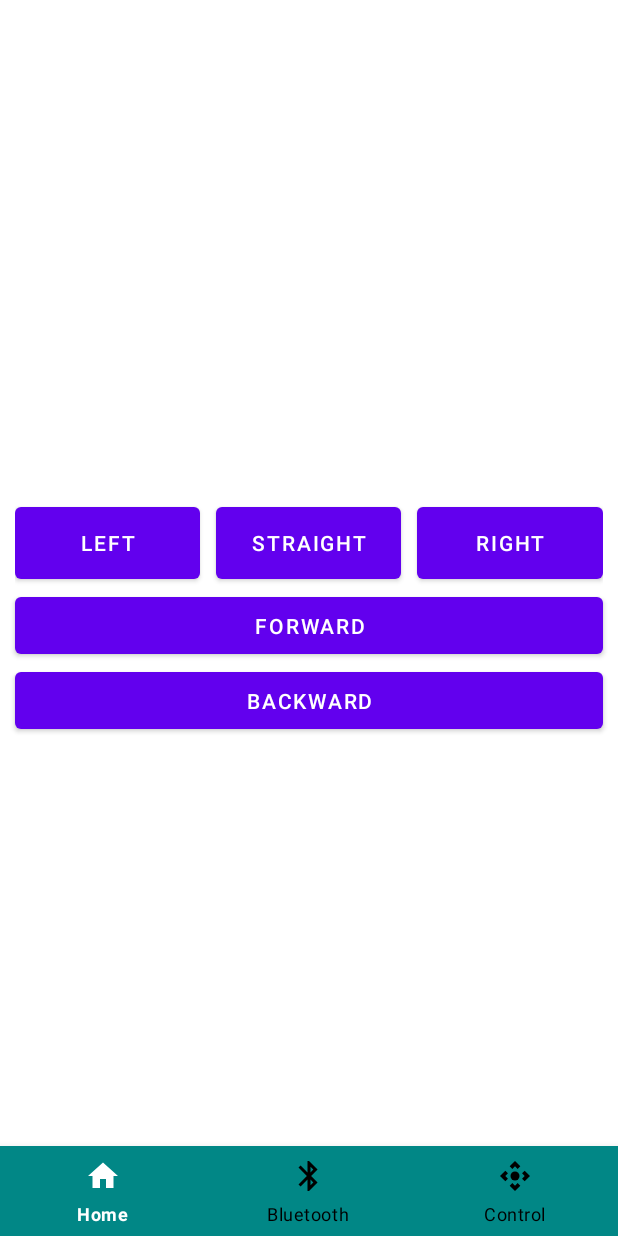
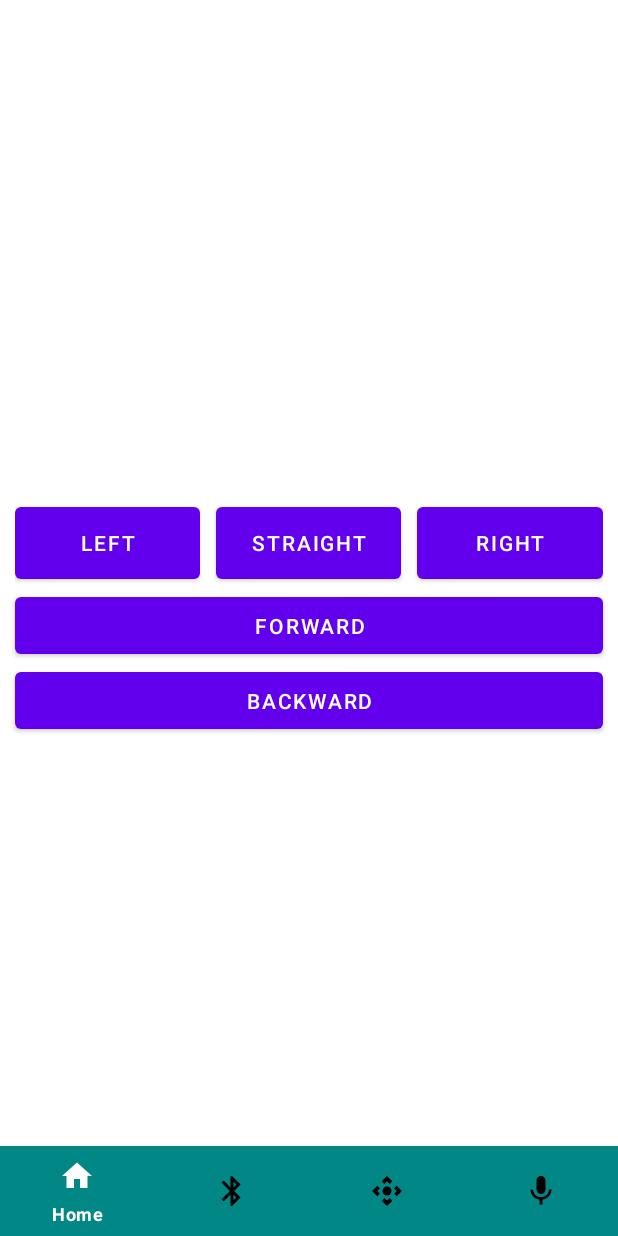
Before and after one commit to povilassl/Arduino-Controlled-RC-Car, an Android app: the layout activity_control.xml on its own in the app's theme, with its tools: preview values and no code run, on a phone screen of 412 x 824 dp. Run offline under Robolectric (Android 15) with nearby library versions, the phone set to English and light mode, and no system bars.

Commit message:
add mic control

```diff
--- a/remote/app/src/main/java/com/example/remote/Bluetooth.java
+++ b/remote/app/src/main/java/com/example/remote/Bluetooth.java
@@ -53,7 +53,7 @@
         //init and assign variable
         BottomNavigationView bottomNavigationView = findViewById(R.id.bottom_navigation);
 
-        //set dashboard selected
+        //set bluetooth selected
         bottomNavigationView.setSelectedItemId(R.id.bluetooth);
 
         //perform item selected listener
@@ -70,6 +70,10 @@
                         return true;
                     case R.id.control:
                         startActivity(new Intent(getApplicationContext(), Control.class));
+                        overridePendingTransition(0, 0);
+                        return true;
+                    case R.id.microphone:
+                        startActivity(new Intent(getApplicationContext(), Microphone.class));
                         overridePendingTransition(0, 0);
                         return true;
 
--- a/remote/app/src/main/java/com/example/remote/MainActivity.java
+++ b/remote/app/src/main/java/com/example/remote/MainActivity.java
@@ -16,7 +16,7 @@
         super.onCreate(savedInstanceState);
         setContentView(R.layout.activity_main);
 
-        //init and assing variable
+        //init and assign variable
         BottomNavigationView bottomNavigationView = findViewById(R.id.bottom_navigation);
 
         //set home selected
@@ -37,6 +37,10 @@
                         startActivity(new Intent(getApplicationContext(), Control.class));
                         overridePendingTransition(0, 0);
                         return true;
+                    case R.id.microphone:
+                        startActivity(new Intent(getApplicationContext(), Microphone.class));
+                        overridePendingTransition(0, 0);
+                        return true;
                 }
                 return false;
             }
--- /dev/null
+++ b/remote/app/src/main/res/drawable/ic_microphone.xml
@@ -0,0 +1,5 @@
+<vector android:height="24dp" android:tint="#000000"
+    android:viewportHeight="24" android:viewportWidth="24"
+    android:width="24dp" xmlns:android="http://schemas.android.com/apk/res/android">
+    <path android:fillColor="@android:color/white" android:pathData="M12,14c1.66,0 2.99,-1.34 2.99,-3L15,5c0,-1.66 -1.34,-3 -3,-3S9,3.34 9,5v6c0,1.66 1.34,3 3,3zM17.3,11c0,3 -2.54,5.1 -5.3,5.1S6.7,14 6.7,11L5,11c0,3.41 2.72,6.23 6,6.72L11,21h2v-3.28c3.28,-0.48 6,-3.3 6,-6.72h-1.7z"/>
+</vector>
--- a/remote/app/src/main/res/layout/activity_control.xml
+++ b/remote/app/src/main/res/layout/activity_control.xml
@@ -27,7 +27,7 @@
                 android:layout_height="match_parent"
                 android:layout_marginEnd="5dp"
                 android:layout_weight="1"
-                android:text="left" />
+                android:text="@string/left" />
 
             <Button
                 android:id="@+id/button_straight"
@@ -36,7 +36,7 @@
                 android:layout_marginStart="5dp"
                 android:layout_marginEnd="5dp"
                 android:layout_weight="1"
-                android:text="straight" />
+                android:text="@string/straight" />
 
             <Button
                 android:id="@+id/button_right"
@@ -44,7 +44,7 @@
                 android:layout_height="match_parent"
                 android:layout_marginStart="5dp"
                 android:layout_weight="1"
-                android:text="right" />
+                android:text="@string/right" />
         </LinearLayout>
 
         <Button
@@ -53,7 +53,7 @@
             android:layout_height="50dp"
             android:layout_marginStart="10dp"
             android:layout_marginEnd="10dp"
-            android:text="forward" />
+            android:text="@string/forward" />
 
         <Button
             android:id="@+id/button_backward"
@@ -61,7 +61,7 @@
             android:layout_height="50dp"
             android:layout_marginStart="10dp"
             android:layout_marginEnd="10dp"
-            android:text="backward" />
+            android:text="@string/backward" />
 
 
     </LinearLayout>
--- a/remote/app/src/main/res/menu/menu_navigation.xml
+++ b/remote/app/src/main/res/menu/menu_navigation.xml
@@ -3,19 +3,23 @@
 
     <item
         android:id="@+id/home"
-        android:title="Home"
+        android:title="@string/home"
         android:icon="@drawable/ic_home"/>
 
     <item
         android:id="@+id/bluetooth"
-        android:title="Bluetooth"
+        android:title="@string/bluetooth"
         android:icon="@drawable/ic_bluetooth"/>
 
     <item
         android:id="@+id/control"
-        android:title="Control"
+        android:title="@string/control"
         android:icon="@drawable/ic_control"/>
 
+    <item
+        android:id="@+id/microphone"
+        android:title="@string/microphone"
+        android:icon="@drawable/ic_microphone"/>
 
 
 </menu>
--- a/remote/app/src/main/res/values/strings.xml
+++ b/remote/app/src/main/res/values/strings.xml
@@ -3,4 +3,17 @@
     <string name="bluetooth_connect">Connect</string>
     <string name="bluetooth_disconnect">Disconnect</string>
     <string name="connected_device">"Connected device: "</string>
+    <string name="microphone">Microphone</string>
+    <string name="control">Control</string>
+    <string name="bluetooth">Bluetooth</string>
+    <string name="home">Home</string>
+    <string name="left">left</string>
+    <string name="straight">straight</string>
+    <string name="right">right</string>
+    <string name="forward">forward</string>
+    <string name="backward">backward</string>
+    <string name="button_start_recording">Start Recording</string>
+    <string name="button_stop_recording">Stop Recording</string>
+    <string name="start_recording_message">Recording started</string>
+    <string name="stop_recording_message">Recording stopped</string>
 </resources>
```
Also changed, not shown: remote/app/src/main/AndroidManifest.xml (+7 -2 lines), remote/app/src/main/java/com/example/remote/Control.java (+6 -5 lines), remote/app/src/main/java/com/example/remote/Microphone.java (added, +247 -0 lines), remote/app/src/main/java/com/example/remote/simpleActivity.java (deleted, +0 -14 lines), remote/app/src/main/res/layout/activity_microphone.xml (added, +51 -0 lines), remote/app/src/main/res/layout/activity_simple.xml (deleted, +0 -9 lines).
